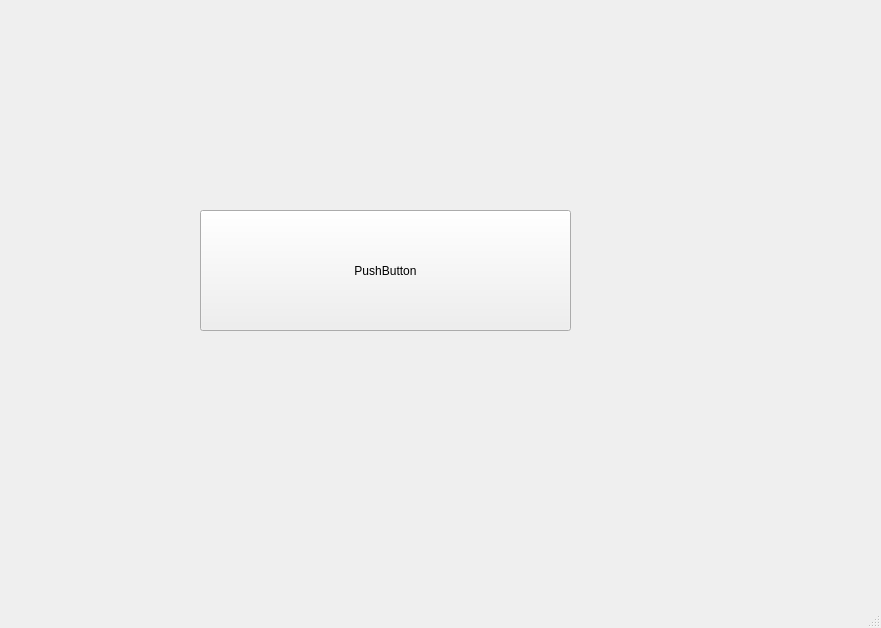
GabrielFalisiewicz/DICOM_data_software, file tools/interface/src/mainwindow.ui: the form before one commit.
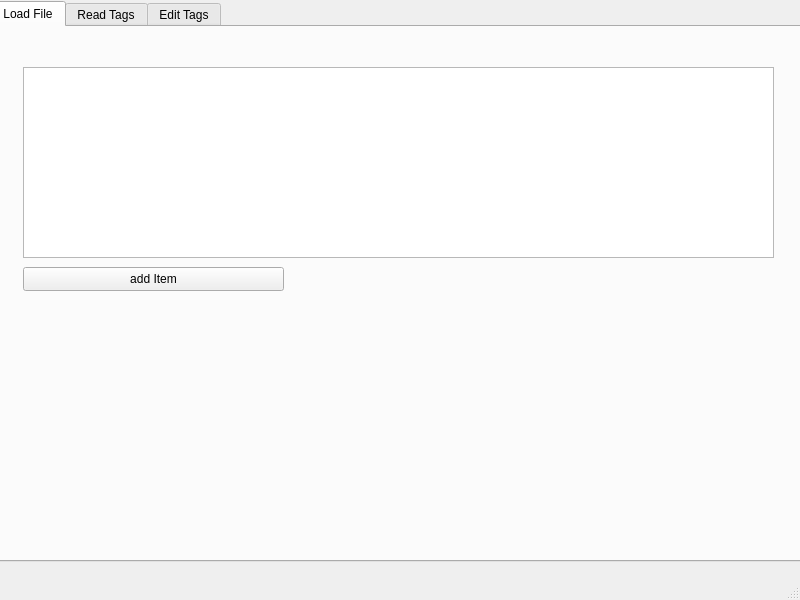
The form after the commit.

```diff
--- a/tools/interface/src/mainwindow.ui
+++ b/tools/interface/src/mainwindow.ui
@@ -6,26 +6,83 @@
    <rect>
     <x>0</x>
     <y>0</y>
-    <width>881</width>
-    <height>628</height>
+    <width>800</width>
+    <height>600</height>
    </rect>
   </property>
   <property name="windowTitle">
    <string>MainWindow</string>
   </property>
   <widget class="QWidget" name="centralwidget">
-   <widget class="QPushButton" name="pushButton">
+   <widget class="QTabWidget" name="tabWidget">
     <property name="geometry">
      <rect>
-      <x>200</x>
-      <y>210</y>
-      <width>371</width>
-      <height>121</height>
+      <x>-9</x>
+      <y>1</y>
+      <width>811</width>
+      <height>561</height>
      </rect>
     </property>
-    <property name="text">
-     <string>PushButton</string>
+    <property name="cursor">
+     <cursorShape>PointingHandCursor</cursorShape>
     </property>
+    <property name="toolTip">
+     <string>&lt;html&gt;&lt;head/&gt;&lt;body&gt;&lt;p&gt;Load File&lt;/p&gt;&lt;/body&gt;&lt;/html&gt;</string>
+    </property>
+    <property name="currentIndex">
+     <number>0</number>
+    </property>
+    <widget class="QWidget" name="load">
+     <property name="cursor">
+      <cursorShape>PointingHandCursor</cursorShape>
+     </property>
+     <attribute name="title">
+      <string>Load File</string>
+     </attribute>
+     <widget class="QListWidget" name="listWidget">
+      <property name="geometry">
+       <rect>
+        <x>30</x>
+        <y>40</y>
+        <width>751</width>
+        <height>191</height>
+       </rect>
+      </property>
+     </widget>
+     <widget class="QPushButton" name="pushButton">
+      <property name="geometry">
+       <rect>
+        <x>30</x>
+        <y>240</y>
+        <width>261</width>
+        <height>24</height>
+       </rect>
+      </property>
+      <property name="text">
+       <string>add Item</string>
+      </property>
+     </widget>
+    </widget>
+    <widget class="QWidget" name="read">
+     <attribute name="title">
+      <string>Read Tags</string>
+     </attribute>
+     <widget class="QTreeView" name="treeView">
+      <property name="geometry">
+       <rect>
+        <x>50</x>
+        <y>30</y>
+        <width>711</width>
+        <height>481</height>
+       </rect>
+      </property>
+     </widget>
+    </widget>
+    <widget class="QWidget" name="edit">
+     <attribute name="title">
+      <string>Edit Tags</string>
+     </attribute>
+    </widget>
    </widget>
   </widget>
   <widget class="QMenuBar" name="menubar">
```
Left out of the diff: 4 changed lines with no effect on the pictures.
